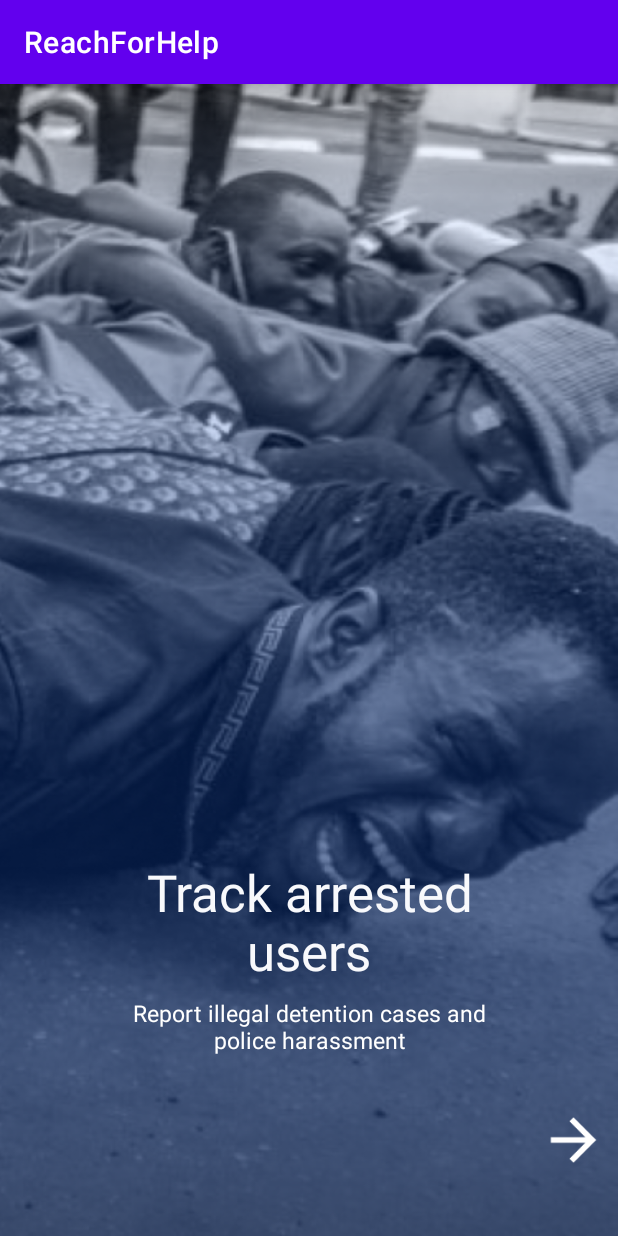
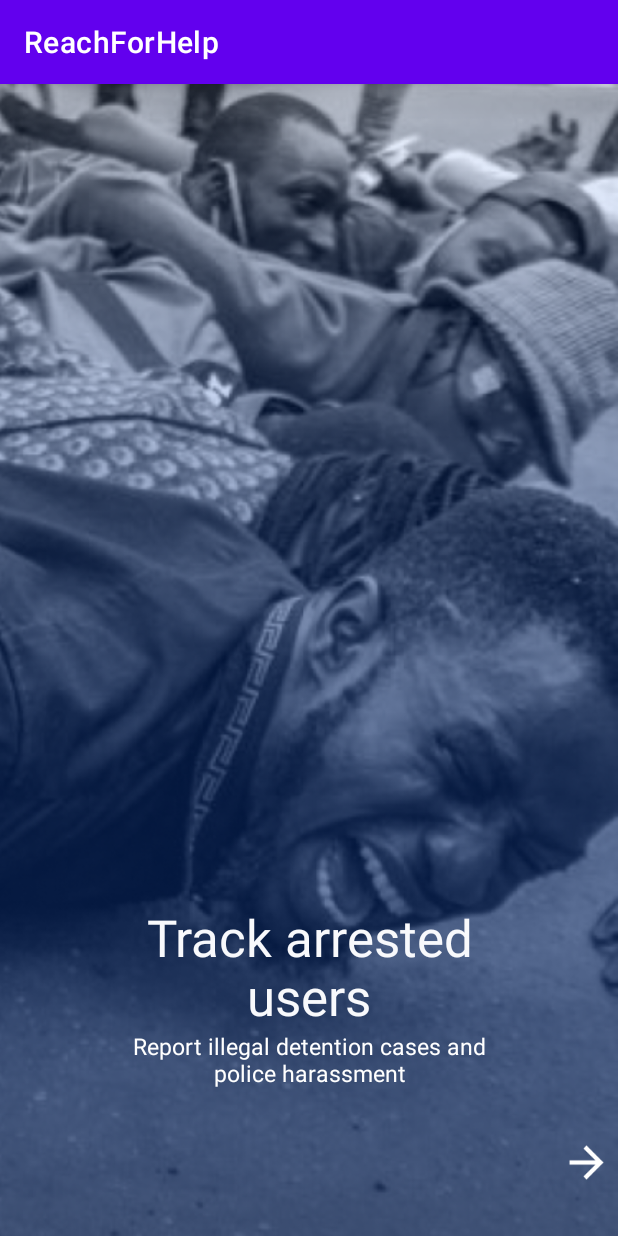
Before and after one commit to wise4rmgod/ReachForHelp, an Android app: the fragment OnboardingTwoFragment shown on its own in the app's theme, on a phone screen of 412 x 824 dp. Run offline under Robolectric (Android 15) with nearby library versions, the phone set to English and light mode, and no system bars.

Commit message:
Fix Onboarding

```diff
--- a/app/build.gradle
+++ b/app/build.gradle
@@ -49,4 +49,7 @@ dependencies {
     testImplementation 'junit:junit:4.+'
     androidTestImplementation 'androidx.test.ext:junit:1.1.3'
     androidTestImplementation 'androidx.test.espresso:espresso-core:3.4.0'
+
+
+    implementation 'me.relex:circleindicator:1.3.2'
 }
--- a/app/src/main/java/com/dev/reachforhelp/ui/dashboard/ui/notifications/NotificationsFragment.kt
+++ b/app/src/main/java/com/dev/reachforhelp/ui/dashboard/ui/notifications/NotificationsFragment.kt
@@ -8,8 +8,7 @@ import android.widget.TextView
 import androidx.fragment.app.Fragment
 import androidx.lifecycle.Observer
 import androidx.lifecycle.ViewModelProvider
-import com.dev.reachforhelp.ui.dashboard.R
-import com.dev.reachforhelp.ui.dashboard.databinding.FragmentNotificationsBinding
+import com.dev.reachforhelp.databinding.FragmentNotificationsBinding
 
 class NotificationsFragment : Fragment() {
 
--- a/app/src/main/java/com/dev/reachforhelp/ui/dashboard/ui/onboarding/onboardingscreens/OnboardingOneFragment.kt
+++ b/app/src/main/java/com/dev/reachforhelp/ui/dashboard/ui/onboarding/onboardingscreens/OnboardingOneFragment.kt
@@ -5,6 +5,7 @@ import androidx.fragment.app.Fragment
 import android.view.LayoutInflater
 import android.view.View
 import android.view.ViewGroup
+import androidx.viewpager.widget.ViewPager
 import androidx.viewpager2.widget.ViewPager2
 import com.dev.reachforhelp.R
 import com.dev.reachforhelp.databinding.FragmentOnboardingOneBinding
@@ -13,7 +14,7 @@ import com.dev.reachforhelp.databinding.FragmentOnboardingOneBinding
 class OnboardingOneFragment : Fragment() {
 
     private lateinit var binding: FragmentOnboardingOneBinding
-    private lateinit var viewpager: ViewPager2
+    private lateinit var viewpager: ViewPager
 
     override fun onCreateView(
         inflater: LayoutInflater, container: ViewGroup?,
--- a/app/src/main/java/com/dev/reachforhelp/ui/dashboard/ui/onboarding/onboardingscreens/OnboardingTwoFragment.kt
+++ b/app/src/main/java/com/dev/reachforhelp/ui/dashboard/ui/onboarding/onboardingscreens/OnboardingTwoFragment.kt
@@ -5,6 +5,7 @@ import androidx.fragment.app.Fragment
 import android.view.LayoutInflater
 import android.view.View
 import android.view.ViewGroup
+import androidx.viewpager.widget.ViewPager
 import androidx.viewpager2.widget.ViewPager2
 import com.dev.reachforhelp.R
 import com.dev.reachforhelp.databinding.FragmentOnboardingTwoBinding
@@ -14,7 +15,7 @@ class OnboardingTwoFragment : Fragment() {
 
 
     private lateinit var binding: FragmentOnboardingTwoBinding
-    private lateinit var viewpager: ViewPager2
+    private lateinit var viewpager: ViewPager
 
     override fun onCreateView(
         inflater: LayoutInflater, container: ViewGroup?,
--- a/app/src/main/java/com/dev/reachforhelp/ui/dashboard/ui/onboarding/viewPager/ViewPagerFragment.kt
+++ b/app/src/main/java/com/dev/reachforhelp/ui/dashboard/ui/onboarding/viewPager/ViewPagerFragment.kt
@@ -5,6 +5,7 @@ import androidx.fragment.app.Fragment
 import android.view.LayoutInflater
 import android.view.View
 import android.view.ViewGroup
+import androidx.viewpager.widget.ViewPager
 import com.dev.reachforhelp.R
 import com.dev.reachforhelp.databinding.FragmentViewPagerBinding
 import com.dev.reachforhelp.ui.dashboard.ui.onboarding.onboardingscreens.OnboardingOneFragment
@@ -14,7 +15,7 @@ import com.dev.reachforhelp.ui.dashboard.ui.onboarding.onboardingscreens.Onboard
 
 class ViewPagerFragment : Fragment() {
 
- private lateinit var binding: FragmentViewPagerBinding
+    private lateinit var binding: FragmentViewPagerBinding
 
     override fun onCreateView(
         inflater: LayoutInflater, container: ViewGroup?,
--- a/app/src/main/res/layout/fragment_onboarding_two.xml
+++ b/app/src/main/res/layout/fragment_onboarding_two.xml
@@ -4,45 +4,53 @@
     xmlns:tools="http://schemas.android.com/tools"
     android:layout_width="match_parent"
     android:layout_height="match_parent"
-    android:background="@drawable/onboarding"
     tools:context=".ui.dashboard.ui.onboarding.onboardingscreens.OnboardingTwoFragment">
 
+    <ImageView
+        android:id="@+id/imageView"
+        android:layout_width="0dp"
+        android:layout_height="wrap_content"
+        android:src="@drawable/onboarding"
+        android:scaleType="centerCrop"
+        app:layout_constraintBottom_toBottomOf="parent"
+        app:layout_constraintEnd_toEndOf="parent"
+        app:layout_constraintStart_toStartOf="parent"
+        app:layout_constraintTop_toTopOf="parent" />
 
     <TextView
         android:id="@+id/txt_track_arrested"
         android:layout_width="0dp"
         android:layout_height="wrap_content"
-        android:layout_marginTop="516dp"
+        android:gravity="center"
         android:text="Track arrested
                           users"
-        android:gravity="center"
         android:textColor="@color/welcome_text"
         android:textSize="34sp"
+        app:layout_constraintBottom_toTopOf="@+id/text_illegal"
         app:layout_constraintEnd_toEndOf="parent"
-        app:layout_constraintStart_toStartOf="parent"
-        app:layout_constraintTop_toTopOf="parent" />
+        app:layout_constraintStart_toStartOf="parent" />
 
     <TextView
         android:id="@+id/text_illegal"
         android:layout_width="0dp"
         android:layout_height="wrap_content"
-        android:layout_marginTop="8dp"
+        android:layout_marginBottom="32dp"
         android:gravity="center"
         android:text="Report illegal detention cases and
                                        police harassment"
         android:textColor="@color/white"
         android:textSize="15sp"
+        app:layout_constraintBottom_toTopOf="@+id/imagaArrow2"
         app:layout_constraintEnd_toEndOf="parent"
-        app:layout_constraintStart_toStartOf="parent"
-        app:layout_constraintTop_toBottomOf="@+id/txt_track_arrested" />
+        app:layout_constraintStart_toStartOf="parent" />
 
     <ImageView
         android:id="@+id/imagaArrow2"
-        android:layout_width="59dp"
-        android:layout_height="45dp"
-        android:layout_marginBottom="8dp"
+        android:layout_width="42dp"
+        android:layout_height="34dp"
+        android:layout_marginBottom="32dp"
         android:src="@drawable/arrow_forward"
         app:layout_constraintBottom_toBottomOf="parent"
-        app:layout_constraintEnd_toEndOf="parent"
-        app:layout_constraintTop_toBottomOf="@+id/text_illegal" />
+        app:layout_constraintEnd_toEndOf="parent" />
+
 </androidx.constraintlayout.widget.ConstraintLayout>
```
Also changed, not shown: app/src/main/res/layout/fragment_onboarding_one.xml (+21 -11 lines), app/src/main/res/layout/fragment_onboarding_three.xml (+21 -9 lines), app/src/main/res/layout/fragment_view_pager.xml (+19 -1 lines), app/src/main/res/navigation/mobile_navigation.xml (+27 -2 lines).
